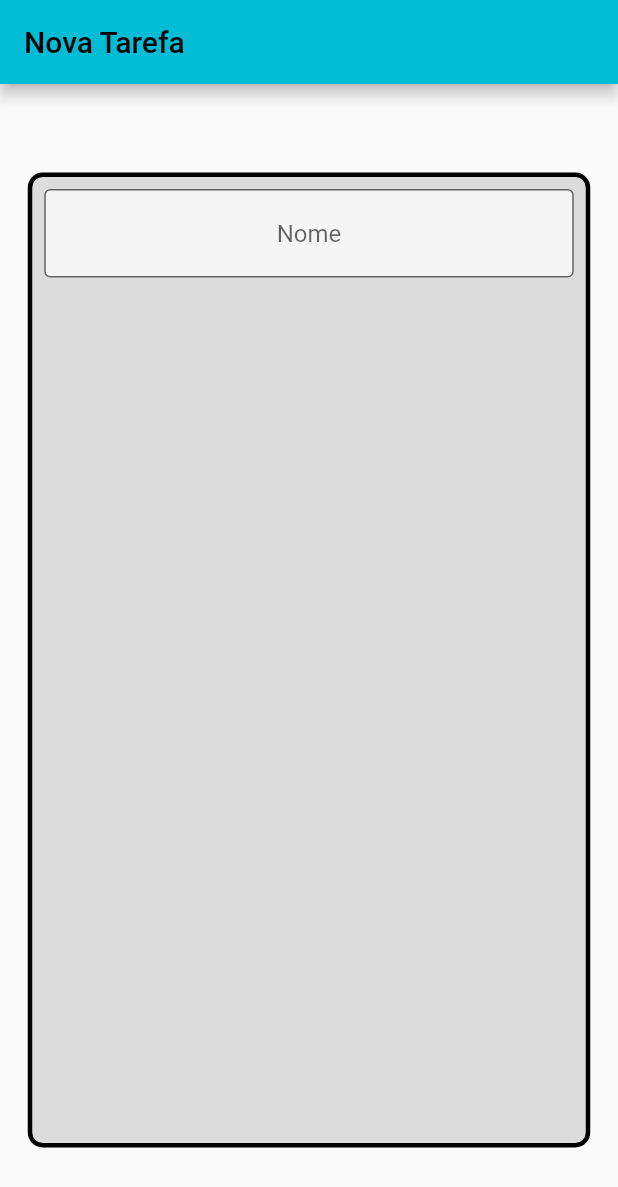
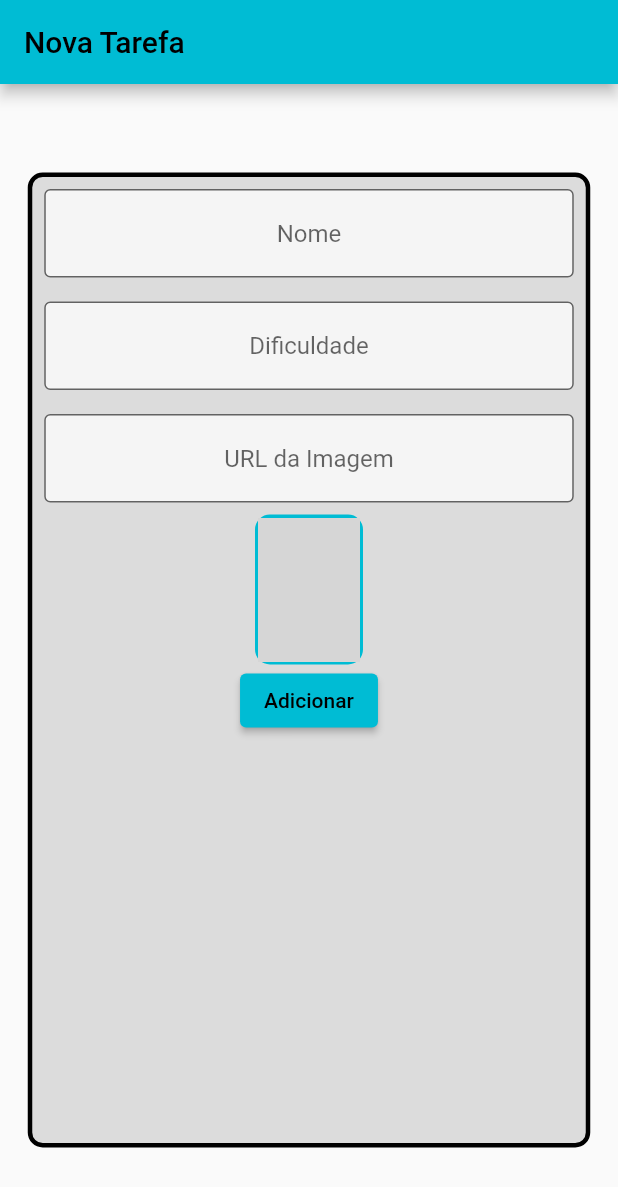
Before and after one commit to victorb26/flutter-app-project, a Flutter app: the screen it shows after launch, on a phone screen of 412 x 824 dp. Shown: the top 1187 px of the screen. Run offline on Flutter 3.47's test engine with Material 2 defaults, Android fonts, the light colour scheme and no system bars; network calls fail; grey boxes are pictures that could not be loaded.

Commit message:
fix: difficulty, images

```diff
--- a/lib/screens/form_tela.dart
+++ b/lib/screens/form_tela.dart
@@ -8,6 +8,10 @@
 }
 
 class _FormTelaState extends State<FormTela> {
+  TextEditingController nameController = TextEditingController();
+  TextEditingController difficultyController = TextEditingController();
+  TextEditingController imageController = TextEditingController();
+
   @override
   Widget build(BuildContext context) {
     return Scaffold(
@@ -27,15 +31,70 @@
               Padding(
                 padding: const EdgeInsets.all(8.0),
                 child: TextFormField(
+                  controller: nameController,
                   textAlign: TextAlign.center,
                   decoration: InputDecoration(
-                      border: OutlineInputBorder(),
+                    border: OutlineInputBorder(),
                     hintText: 'Nome',
                     fillColor: Colors.white70,
                     filled: true,
                   ),
                 ),
-              )
+              ),
+              Padding(
+                padding: const EdgeInsets.all(8.0),
+                child: TextFormField(
+                  controller: difficultyController,
+                  textAlign: TextAlign.center,
+                  decoration: InputDecoration(
+                    border: OutlineInputBorder(),
+                    hintText: 'Dificuldade',
+                    fillColor: Colors.white70,
+                    filled: true,
+                  ),
+                ),
+              ),
+              Padding(
+                padding: const EdgeInsets.all(8.0),
+                child: TextFormField(
+                  onChanged: (text){
+                    setState(() {
+
+                    });
+                  },
+                  controller: imageController,
+                  textAlign: TextAlign.center,
+                  decoration: InputDecoration(
+                    border: OutlineInputBorder(),
+                    hintText: 'URL da Imagem',
+                    fillColor: Colors.white70,
+                    filled: true,
+                  ),
+                ),
+              ),
+              Container(
+                height: 100,
+                width: 72,
+                decoration: BoxDecoration(
+                  color: Colors.cyan,
+                  borderRadius: BorderRadius.circular(10),
+                  border: Border.all(width: 2, color: Colors.cyan),
+                ),
+                child: ClipRRect(
+                  borderRadius: BorderRadius.circular(10),
+                  child: Image.network(
+                    imageController.text,
+                    fit: BoxFit.cover,
+                  ),
+                ),
+              ),
+              ElevatedButton(
+                  onPressed: () {
+                    print(nameController.text);
+                    print(int.parse(difficultyController.text));
+                    print(imageController.text);
+                  },
+                  child: Text('Adicionar'))
             ],
           ),
         ),
```
